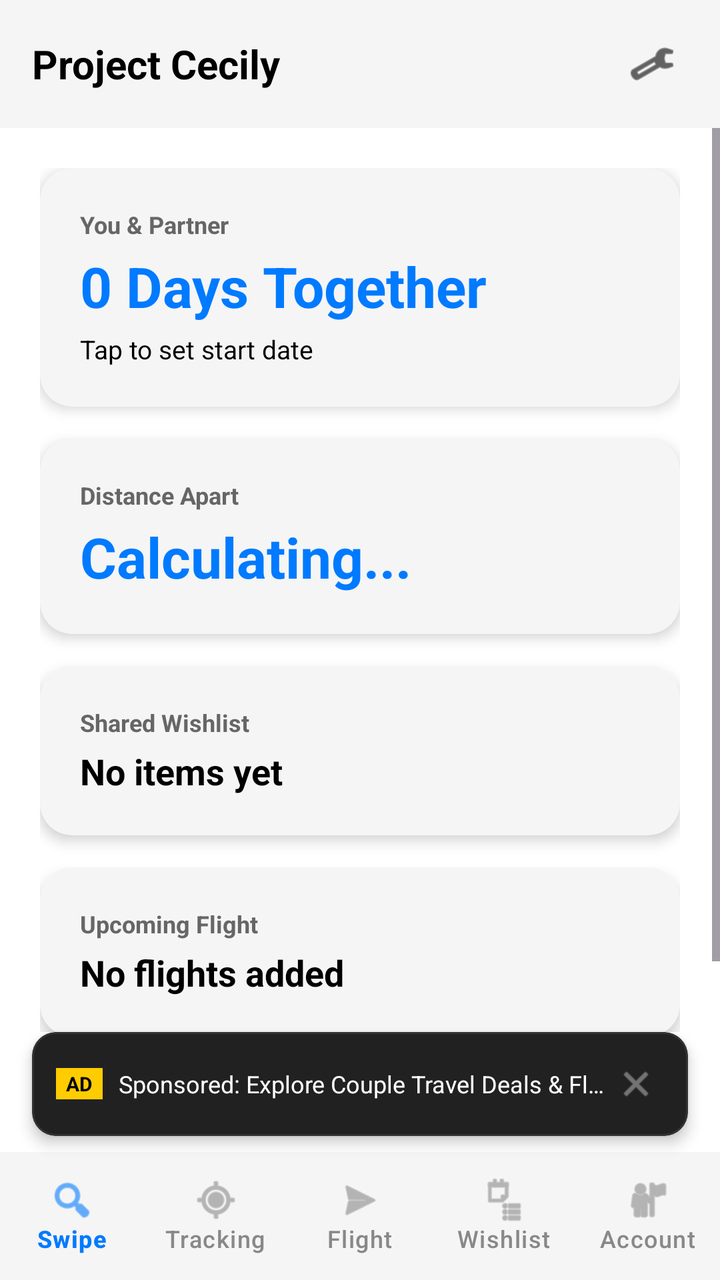
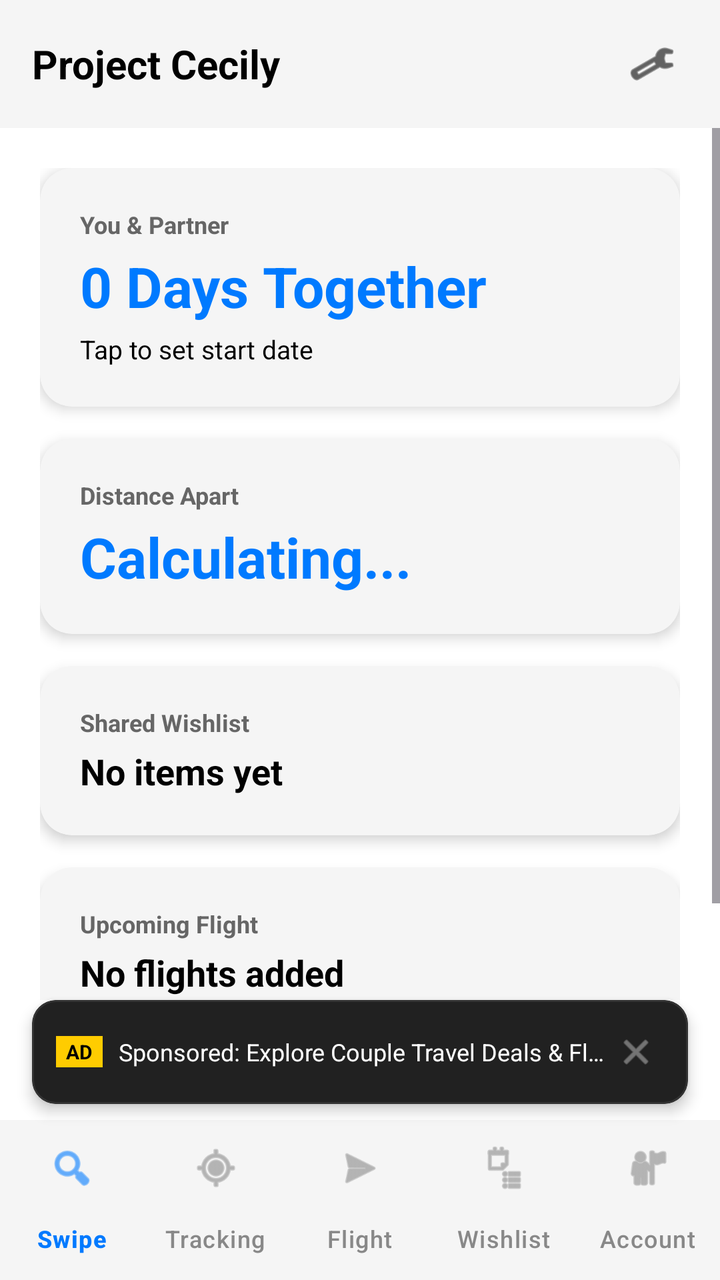

Before-and-after screenshots of an Android layout around one commit, followed by the original layout XML and the change that was made.
<!-- AndroidManifest.xml: application theme Theme.ProjectCecily -->
<!-- res/layout/activity_main.xml -->
<?xml version="1.0" encoding="utf-8"?>
<androidx.constraintlayout.widget.ConstraintLayout xmlns:android="http://schemas.android.com/apk/res/android"
    xmlns:app="http://schemas.android.com/apk/res-auto"
    android:layout_width="match_parent"
    android:layout_height="match_parent"
    android:background="@color/app_background">

    
    <com.google.android.material.appbar.AppBarLayout
        android:id="@+id/appBarLayout"
        android:layout_width="match_parent"
        android:layout_height="wrap_content"
        android:fitsSystemWindows="true"
        app:elevation="4dp"
        app:layout_constraintEnd_toEndOf="parent"
        app:layout_constraintStart_toStartOf="parent"
        app:layout_constraintTop_toTopOf="parent">

        <com.google.android.material.appbar.MaterialToolbar
            android:id="@+id/toolbar"
            android:layout_width="match_parent"
            android:layout_height="?attr/actionBarSize"
            android:background="@color/card_background">

            <RelativeLayout
                android:layout_width="match_parent"
                android:layout_height="match_parent">

                <TextView
                    android:id="@+id/tvToolbarTitle"
                    android:layout_width="wrap_content"
                    android:layout_height="wrap_content"
                    android:layout_centerVertical="true"
                    android:text="Project Cecily"
                    android:textColor="@color/text_primary"
                    android:textSize="20sp"
                    android:textStyle="bold" />

                <ImageView
                    android:id="@+id/btnToolbarSettings"
                    android:layout_width="36dp"
                    android:layout_height="36dp"
                    android:layout_alignParentEnd="true"
                    android:layout_centerVertical="true"
                    android:layout_marginEnd="16dp"
                    android:background="?attr/selectableItemBackgroundBorderless"
                    android:clickable="true"
                    android:contentDescription="Settings"
                    android:focusable="true"
                    android:padding="6dp"
                    android:src="@android:drawable/ic_menu_preferences"
                    app:tint="@color/text_primary" />
            </RelativeLayout>
        </com.google.android.material.appbar.MaterialToolbar>
    </com.google.android.material.appbar.AppBarLayout>

    <ScrollView
        android:id="@+id/main_scroll"
        android:layout_width="0dp"
        android:layout_height="0dp"
        app:layout_constraintBottom_toTopOf="@id/cardBannerAd"
        app:layout_constraintEnd_toEndOf="parent"
        app:layout_constraintStart_toStartOf="parent"
        app:layout_constraintTop_toBottomOf="@id/appBarLayout">

        <LinearLayout
            android:layout_width="match_parent"
            android:layout_height="wrap_content"
            android:orientation="vertical"
            android:padding="20dp">

            
            <com.google.android.material.card.MaterialCardView
                android:id="@+id/cardUnpairedHero"
                android:layout_width="match_parent"
                android:layout_height="wrap_content"
                android:layout_marginBottom="16dp"
                android:visibility="gone"
                app:cardBackgroundColor="@color/card_background"
                app:cardCornerRadius="16dp"
                app:cardElevation="4dp"
                app:strokeColor="@color/nav_selected"
                app:strokeWidth="1.5dp">

                <LinearLayout
                    android:layout_width="match_parent"
                    android:layout_height="wrap_content"
                    android:orientation="vertical"
                    android:padding="20dp">

                    <TextView
                        android:layout_width="wrap_content"
                        android:layout_height="wrap_content"
                        android:text="Pairing Required"
                        android:textColor="@color/nav_selected"
                        android:textSize="12sp"
                        android:textStyle="bold" />

                    <TextView
                        android:id="@+id/tvHeroPairCode"
                        android:layout_width="wrap_content"
                        android:layout_height="wrap_content"
                        android:layout_marginTop="4dp"
                        android:text="Your Code: ------"
                        android:textColor="@color/text_primary"
                        android:textSize="22sp"
                        android:textStyle="bold" />

                    <TextView
                        android:layout_width="wrap_content"
                        android:layout_height="wrap_content"
                        android:layout_marginTop="4dp"
                        android:text="Share this 6-digit code with your partner in Account Settings to sync location, flights, and wishlists!"
                        android:textColor="@color/text_secondary"
                        android:textSize="12sp" />
                </LinearLayout>
            </com.google.android.material.card.MaterialCardView>

            
            <com.google.android.material.card.MaterialCardView
                android:id="@+id/cardTogetherDays"
                android:layout_width="match_parent"
                android:layout_height="wrap_content"
                android:layout_marginBottom="16dp"
                app:cardBackgroundColor="@color/card_background"
                app:cardCornerRadius="16dp"
                app:cardElevation="4dp"
                app:strokeWidth="0dp">

                <LinearLayout
                    android:layout_width="match_parent"
                    android:layout_height="wrap_content"
                    android:orientation="vertical"
                    android:padding="20dp">

                    <TextView
                        android:id="@+id/tvCoupleNames"
                        android:layout_width="wrap_content"
                        android:layout_height="wrap_content"
                        android:text="You &amp; Partner"
                        android:textColor="@color/text_secondary"
                        android:textSize="12sp"
                        android:textStyle="bold" />

                    <TextView
                        android:id="@+id/tvTogetherDays"
                        android:layout_width="wrap_content"
                        android:layout_height="wrap_content"
                        android:layout_marginTop="4dp"
                        android:text="0 Days Together"
                        android:textColor="@color/nav_selected"
                        android:textSize="28sp"
                        android:textStyle="bold" />

                    <TextView
                        android:id="@+id/tvAnniversaryDate"
                        android:layout_width="wrap_content"
                        android:layout_height="wrap_content"
                        android:layout_marginTop="4dp"
                        android:text="Tap to set start date"
                        android:textColor="@color/text_primary"
                        android:textSize="13sp" />
                </LinearLayout>
            </com.google.android.material.card.MaterialCardView>

            
            <com.google.android.material.card.MaterialCardView
                android:id="@+id/cardProximity"
                android:layout_width="match_parent"
                android:layout_height="wrap_content"
                android:layout_marginBottom="16dp"
                app:cardBackgroundColor="@color/card_background"
                app:cardCornerRadius="16dp"
                app:cardElevation="4dp"
                app:strokeWidth="0dp">

                <LinearLayout
                    android:layout_width="match_parent"
                    android:layout_height="wrap_content"
                    android:orientation="vertical"
                    android:padding="20dp">

                    <TextView
                        android:layout_width="wrap_content"
                        android:layout_height="wrap_content"
                        android:text="Distance Apart"
                        android:textColor="@color/text_secondary"
                        android:textSize="12sp"
                        android:textStyle="bold" />

                    <TextView
                        android:id="@+id/tvLiveDistance"
                        android:layout_width="wrap_content"
                        android:layout_height="wrap_content"
                        android:layout_marginTop="4dp"
                        android:text="Calculating..."
                        android:textColor="@color/nav_selected"
                        android:textSize="28sp"
                        android:textStyle="bold" />

                    <TextView
                        android:id="@+id/tvPartnerTimeSummary"
                        android:layout_width="wrap_content"
                        android:layout_height="wrap_content"
                        android:layout_marginTop="6dp"
                        android:text=""
                        android:textColor="@color/text_primary"
                        android:textSize="13sp"
                        android:visibility="gone" />
                </LinearLayout>
            </com.google.android.material.card.MaterialCardView>

            
            <com.google.android.material.card.MaterialCardView
                android:id="@+id/cardWishlist"
                android:layout_width="match_parent"
                android:layout_height="wrap_content"
                android:layout_marginBottom="16dp"
                app:cardBackgroundColor="@color/card_background"
                app:cardCornerRadius="16dp"
                app:cardElevation="4dp"
                app:strokeWidth="0dp">

                <LinearLayout
                    android:layout_width="match_parent"
                    android:layout_height="wrap_content"
                    android:orientation="horizontal"
                    android:padding="20dp">

                    <LinearLayout
                        android:layout_width="0dp"
                        android:layout_height="wrap_content"
                        android:layout_weight="1"
                        android:orientation="vertical">

                        <TextView
                            android:layout_width="wrap_content"
                            android:layout_height="wrap_content"
                            android:text="Shared Wishlist"
                            android:textColor="@color/text_secondary"
                            android:textSize="12sp"
                            android:textStyle="bold" />

                        <TextView
                            android:id="@+id/tvWishlistSummary"
                            android:layout_width="wrap_content"
                            android:layout_height="wrap_content"
                            android:layout_marginTop="4dp"
                            android:text="No items yet"
                            android:textColor="@color/text_primary"
                            android:textSize="18sp"
                            android:textStyle="bold" />
                    </LinearLayout>

                    <TextView
                        android:layout_width="wrap_content"
                        android:layout_height="wrap_content"
                        android:layout_gravity="center"
                        android:text=""
                        android:textSize="32sp" />
                </LinearLayout>
            </com.google.android.material.card.MaterialCardView>

            
            <com.google.android.material.card.MaterialCardView
                android:id="@+id/cardFlight"
                android:layout_width="match_parent"
                android:layout_height="wrap_content"
                android:layout_marginBottom="16dp"
                app:cardBackgroundColor="@color/card_background"
                app:cardCornerRadius="16dp"
                app:cardElevation="4dp"
                app:strokeWidth="0dp">

                <LinearLayout
                    android:layout_width="match_parent"
                    android:layout_height="wrap_content"
                    android:orientation="horizontal"
                    android:padding="20dp">

                    <LinearLayout
                        android:layout_width="0dp"
                        android:layout_height="wrap_content"
                        android:layout_weight="1"
                        android:orientation="vertical">

                        <TextView
                            android:layout_width="wrap_content"
                            android:layout_height="wrap_content"
                            android:text="Upcoming Flight"
                            android:textColor="@color/text_secondary"
                            android:textSize="12sp"
                            android:textStyle="bold" />

                        <TextView
                            android:id="@+id/tvFlightSummary"
                            android:layout_width="wrap_content"
                            android:layout_height="wrap_content"
                            android:layout_marginTop="4dp"
                            android:text="No flights added"
                            android:textColor="@color/text_primary"
                            android:textSize="18sp"
                            android:textStyle="bold" />
                    </LinearLayout>

                    <TextView
                        android:layout_width="wrap_content"
                        android:layout_height="wrap_content"
                        android:layout_gravity="center"
                        android:text=""
                        android:textSize="32sp" />
                </LinearLayout>
            </com.google.android.material.card.MaterialCardView>

        </LinearLayout>
    </ScrollView>

    
    <com.google.android.material.card.MaterialCardView
        android:id="@+id/cardBannerAd"
        android:layout_width="match_parent"
        android:layout_height="52dp"
        android:layout_marginHorizontal="16dp"
        android:layout_marginBottom="8dp"
        app:cardBackgroundColor="#212121"
        app:cardCornerRadius="12dp"
        app:cardElevation="4dp"
        app:strokeColor="#333333"
        app:strokeWidth="1dp"
        app:layout_constraintBottom_toTopOf="@id/bottom_navigation"
        app:layout_constraintEnd_toEndOf="parent"
        app:layout_constraintStart_toStartOf="parent">

        <LinearLayout
            android:layout_width="match_parent"
            android:layout_height="match_parent"
            android:gravity="center_vertical"
            android:orientation="horizontal"
            android:paddingHorizontal="12dp">

            <TextView
                android:layout_width="wrap_content"
                android:layout_height="wrap_content"
                android:background="#FFCC00"
                android:paddingHorizontal="5dp"
                android:paddingVertical="1dp"
                android:text="AD"
                android:textColor="#000000"
                android:textSize="10sp"
                android:textStyle="bold" />

            <TextView
                android:layout_width="0dp"
                android:layout_height="wrap_content"
                android:layout_marginStart="8dp"
                android:layout_weight="1"
                android:ellipsize="end"
                android:singleLine="true"
                android:text="Sponsored: Explore Couple Travel Deals &amp; Flights ✈️"
                android:textColor="#FFFFFF"
                android:textSize="12sp" />

            <ImageView
                android:id="@+id/btnDismissAd"
                android:layout_width="28dp"
                android:layout_height="28dp"
                android:background="?attr/selectableItemBackgroundBorderless"
                android:clickable="true"
                android:contentDescription="Close Ad"
                android:focusable="true"
                android:padding="4dp"
                android:src="@android:drawable/ic_menu_close_clear_cancel"
                app:tint="#AAAAAA" />
        </LinearLayout>
    </com.google.android.material.card.MaterialCardView>

    
    <com.google.android.material.bottomnavigation.BottomNavigationView
        android:id="@+id/bottom_navigation"
        android:layout_width="match_parent"
        android:layout_height="64dp"
        android:background="@color/card_background"
        app:itemIconTint="@color/nav_item_color"
        app:itemTextColor="@color/nav_item_color"
        app:labelVisibilityMode="labeled"
        app:layout_constraintBottom_toBottomOf="parent"
        app:menu="@menu/bottom_nav_menu" />

</androidx.constraintlayout.widget.ConstraintLayout>
<!-- resources referenced by this layout -->
<resources>
  <color name="app_background">#FFFFFF</color>
  <color name="card_background">#F5F5F5</color>
  <color name="nav_selected">#007AFF</color>
  <color name="text_primary">#000000</color>
  <color name="text_secondary">#666666</color>
  <style name="Theme.ProjectCecily" parent="Base.Theme.ProjectCecily" />
  <style name="Base.Theme.ProjectCecily" parent="Theme.Material3.DayNight.NoActionBar">
          
          <item name="colorPrimary">@color/nav_selected</item>
          <item name="windowActionBar">false</item>
          <item name="windowNoTitle">true</item>
  
          
          <item name="colorOnSecondaryContainer">@color/nav_selected</item>
      </style>
</resources>

<!-- the commit's change to res/layout/activity_main.xml (unified diff, before → after) -->
@@ -378,7 +378,7 @@
     <com.google.android.material.bottomnavigation.BottomNavigationView
         android:id="@+id/bottom_navigation"
         android:layout_width="match_parent"
-        android:layout_height="64dp"
+        android:layout_height="wrap_content"
         android:background="@color/card_background"
         app:itemIconTint="@color/nav_item_color"
         app:itemTextColor="@color/nav_item_color"
